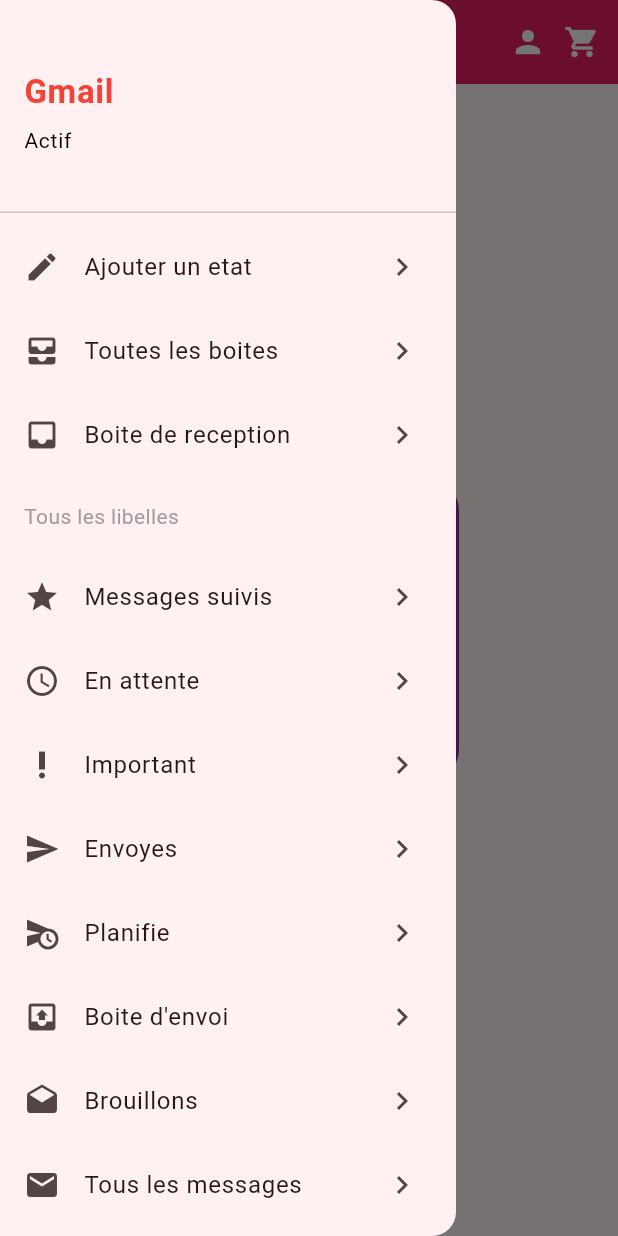
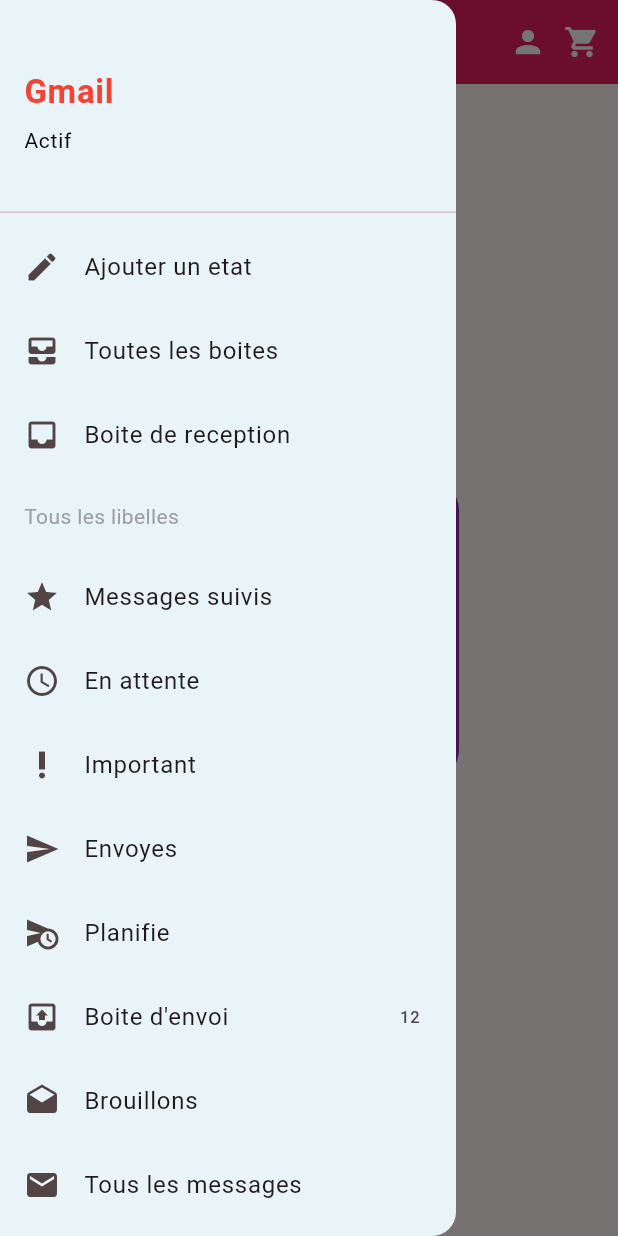
Before and after one commit to Aissatou-dev/MenuGmail_DeMonTelephone, a Flutter app: the screen it shows after launch, with the side drawer open, on a phone screen of 412 x 824 dp. Run offline on Flutter 3.47's test engine with Material 3 defaults, Android fonts, the phone set to English and light mode, and no system bars.

Commit message:
import 'package:flutter/material.dart';

```diff
--- a/lib/views/page_accueil.dart
+++ b/lib/views/page_accueil.dart
@@ -7,6 +7,7 @@
   Widget build(BuildContext context) {
     return Scaffold(
             drawer: Drawer(
+              backgroundColor: const Color.fromARGB(255, 232, 244, 248),
           child: ListView(
             padding: EdgeInsets.zero,
             children: [
@@ -48,7 +49,8 @@
                   print("vous avez clique sur le menu accueil");
                   Navigator.pushNamedAndRemoveUntil(context, '/page_accueil', (predicate) => false);//pour ne pas retourner en ariere on utilise (pushNamedAndRemoveUntil)aller sans retour
                 } ,
-                trailing: Icon(Icons.chevron_right),
+
+
               ),
                ListTile(
                 leading: Icon(Icons.shopping_cart),
@@ -57,7 +59,7 @@
                   print("vous avez clique sur le menu Boutique");
                   Navigator.pushNamedAndRemoveUntil(context, '/page-boutique', (predicate) => false);//pour ne pas retourner en ariere on utilise (pushNamedAndRemoveUntil)aller sans retour
                 } ,
-                trailing: Icon(Icons.chevron_right),
+
               ),
                ListTile(
                 leading: Icon(Icons.countertops),
@@ -66,7 +68,7 @@
                   print("vous avez clique sur le menu compteur");
                   Navigator.pushNamedAndRemoveUntil(context, '/page-compteur', (predicate) => false);//pour ne pas retourner en ariere on utilise (pushNamedAndRemoveUntil)aller sans retour
                 } ,
-                trailing: Icon(Icons.chevron_right),
+
               ) */
 
              ListTile(
@@ -76,7 +78,7 @@
                   print("vous avez clique sur le menu parametre");
                   Navigator.pushNamedAndRemoveUntil(context, '/page-accueil', (predicate) => false);//pour ne pas retourner en ariere on utilise (pushNamedAndRemoveUntil)aller sans retour
                 } ,
-                trailing: Icon(Icons.chevron_right),
+
               ),
 
               ListTile(
@@ -86,7 +88,7 @@
                   print("vous avez clique sur le menu parametre");
                   Navigator.pushNamedAndRemoveUntil(context, '/page-accueil', (predicate) => false);//pour ne pas retourner en ariere on utilise (pushNamedAndRemoveUntil)aller sans retour
                 } ,
-                trailing: Icon(Icons.chevron_right),
+
               ),
 
               ListTile(
@@ -96,7 +98,7 @@
                   print("vous avez clique sur le menu parametre");
                   Navigator.pushNamedAndRemoveUntil(context, '/page-accueil', (predicate) => false);//pour ne pas retourner en ariere on utilise (pushNamedAndRemoveUntil)aller sans retour
                 } ,
-                trailing: Icon(Icons.chevron_right),
+
               ),
                 Padding(
                   padding: EdgeInsets.all(16),
@@ -109,7 +111,7 @@
                   print("vous avez clique sur le menu parametre");
                   Navigator.pushNamedAndRemoveUntil(context, '/page-accueil', (predicate) => false);//pour ne pas retourner en ariere on utilise (pushNamedAndRemoveUntil)aller sans retour
                 } ,
-                trailing: Icon(Icons.chevron_right),
+
               ),
               ListTile(
                 leading: Icon(Icons.schedule),
@@ -118,7 +120,7 @@
                   print("vous avez clique sur le menu parametre");
                   Navigator.pushNamedAndRemoveUntil(context, '/page-accueil', (predicate) => false);//pour ne pas retourner en ariere on utilise (pushNamedAndRemoveUntil)aller sans retour
                 } ,
-                trailing: Icon(Icons.chevron_right),
+
               ),
               ListTile(
                 leading: Icon(Icons.priority_high),
@@ -127,7 +129,7 @@
                   print("vous avez clique sur le menu parametre");
                   Navigator.pushNamedAndRemoveUntil(context, '/page-accueil', (predicate) => false);//pour ne pas retourner en ariere on utilise (pushNamedAndRemoveUntil)aller sans retour
                 } ,
-                trailing: Icon(Icons.chevron_right),
+
               ),
               ListTile(
                 leading: Icon(Icons.send),
@@ -136,7 +138,7 @@
                   print("vous avez clique sur le menu parametre");
                   Navigator.pushNamedAndRemoveUntil(context, '/page-accueil', (predicate) => false);//pour ne pas retourner en ariere on utilise (pushNamedAndRemoveUntil)aller sans retour
                 } ,
-                trailing: Icon(Icons.chevron_right),
+
               ),
               ListTile(
                 leading: Icon(Icons.schedule_send),
@@ -145,7 +147,7 @@
                   print("vous avez clique sur le menu parametre");
                   Navigator.pushNamedAndRemoveUntil(context, '/page-accueil', (predicate) => false);//pour ne pas retourner en ariere on utilise (pushNamedAndRemoveUntil)aller sans retour
                 } ,
-                trailing: Icon(Icons.chevron_right),
+
               ),
               ListTile(
                 leading: Icon(Icons.outbox),
@@ -153,8 +155,10 @@
                 onTap: (){
                   print("vous avez clique sur le menu parametre");
                   Navigator.pushNamedAndRemoveUntil(context, '/page-accueil', (predicate) => false);//pour ne pas retourner en ariere on utilise (pushNamedAndRemoveUntil)aller sans retour
+
                 } ,
-                trailing: Icon(Icons.chevron_right),
+                trailing: Text("12"),
+
               ),
               ListTile(
                 leading: Icon(Icons.drafts),
@@ -163,7 +167,7 @@
                   print("vous avez clique sur le menu parametre");
                   Navigator.pushNamedAndRemoveUntil(context, '/page-accueil', (predicate) => false);//pour ne pas retourner en ariere on utilise (pushNamedAndRemoveUntil)aller sans retour
                 } ,
-                trailing: Icon(Icons.chevron_right),
+
               ),
               ListTile(
                 leading: Icon(Icons.mail),
@@ -172,7 +176,7 @@
                   print("vous avez clique sur le menu parametre");
                   Navigator.pushNamedAndRemoveUntil(context, '/page-accueil', (predicate) => false);//pour ne pas retourner en ariere on utilise (pushNamedAndRemoveUntil)aller sans retour
                 } ,
-                trailing: Icon(Icons.chevron_right),
+
               ),
               ListTile(
                 leading: Icon(Icons.report),//report_gmailerrorred
@@ -181,7 +185,7 @@
                   print("vous avez clique sur le menu parametre");
                   Navigator.pushNamedAndRemoveUntil(context, '/page-accueil', (predicate) => false);//pour ne pas retourner en ariere on utilise (pushNamedAndRemoveUntil)aller sans retour
                 } ,
-                trailing: Icon(Icons.chevron_right),
+
               ),
               ListTile(
                 leading: Icon(Icons.delete),
@@ -190,7 +194,7 @@
                   print("vous avez clique sur le menu parametre");
                   Navigator.pushNamedAndRemoveUntil(context, '/page-accueil', (predicate) => false);//pour ne pas retourner en ariere on utilise (pushNamedAndRemoveUntil)aller sans retour
                 } ,
-                trailing: Icon(Icons.chevron_right),
+
               ),
               ListTile(
                 leading: Icon(Icons.subscriptions),
@@ -199,7 +203,7 @@
                   print("vous avez clique sur le menu parametre");
                   Navigator.pushNamedAndRemoveUntil(context, '/page-accueil', (predicate) => false);//pour ne pas retourner en ariere on utilise (pushNamedAndRemoveUntil)aller sans retour
                 } ,
-                trailing: Icon(Icons.chevron_right),
+
               ),
               Padding(
                 padding: EdgeInsets.all(16),
@@ -212,7 +216,7 @@
                   print("vous avez clique sur le menu parametre");
                   Navigator.pushNamedAndRemoveUntil(context, '/page-accueil', (predicate) => false);//pour ne pas retourner en ariere on utilise (pushNamedAndRemoveUntil)aller sans retour
                 } ,
-                trailing: Icon(Icons.chevron_right),
+
               ),
                ListTile(
                 leading: Icon(Icons.contacts),
@@ -221,7 +225,7 @@
                   print("vous avez clique sur le menu parametre");
                   Navigator.pushNamedAndRemoveUntil(context, '/page-accueil', (predicate) => false);//pour ne pas retourner en ariere on utilise (pushNamedAndRemoveUntil)aller sans retour
                 } ,
-                trailing: Icon(Icons.chevron_right),
+
               ),
                ListTile(
                 leading: Icon(Icons.settings),
@@ -230,7 +234,7 @@
                   print("vous avez clique sur le menu parametre");
                   Navigator.pushNamedAndRemoveUntil(context, '/page-accueil', (predicate) => false);//pour ne pas retourner en ariere on utilise (pushNamedAndRemoveUntil)aller sans retour
                 } ,
-                trailing: Icon(Icons.chevron_right),
+
               ),
                ListTile(
                 leading: Icon(Icons.help_outline),
@@ -239,7 +243,7 @@
                   print("vous avez clique sur le menu parametre");
                   Navigator.pushNamedAndRemoveUntil(context, '/page-accueil', (predicate) => false);//pour ne pas retourner en ariere on utilise (pushNamedAndRemoveUntil)aller sans retour
                 } ,
-                trailing: Icon(Icons.chevron_right),
+
               )
             ],
           ),
```
